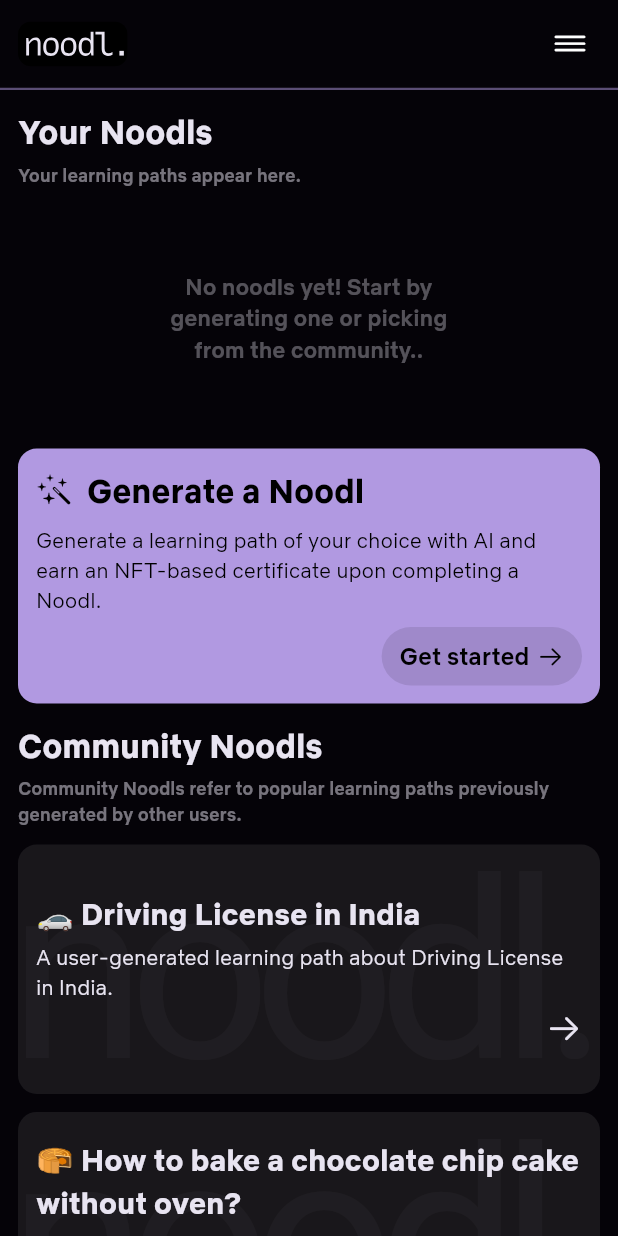
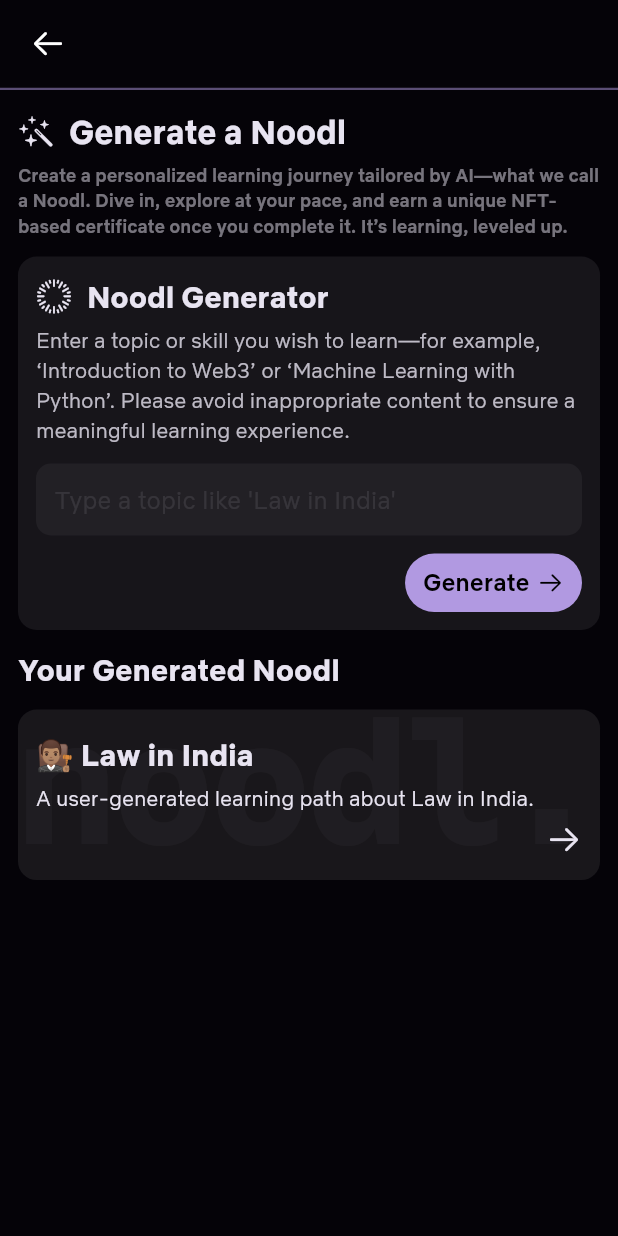
Before and after one commit to AyushDhimann/Noodl, a Flutter app: the screen it shows after launch, after a tap on "Get started", on a phone screen of 412 x 824 dp. Run offline on Flutter 3.47's test engine with Material 3 defaults, Android fonts, the phone set to English and light mode, and no system bars; our stand-ins replace flutter_svg; network calls fail.

Commit message:
generator page

```diff
--- a/src/frontend/lib/main.dart
+++ b/src/frontend/lib/main.dart
@@ -3,6 +3,7 @@ import 'package:flutter/services.dart';
 import 'package:frontend/pages/home.dart';
 import 'package:frontend/pages/home.dart';
 import 'package:frontend/pages/login.dart';
+import 'package:frontend/providers/generate_page_provider.dart';
 import 'package:frontend/test/metamasktest.dart';
 import 'package:frontend/test/metamasktest.dart';
 import 'package:frontend/pages/quiz.dart';
@@ -26,6 +27,7 @@ class MyApp extends StatelessWidget {
     return MultiProvider(
       providers: [
         ChangeNotifierProvider(create: (context) => QuizPageProvider(),),
+        ChangeNotifierProvider(create: (context) => GeneratePageProvider(),),
         // ChangeNotifierProvider(create: (context) => MetaMaskProvider(),)
       ],
       child: MaterialApp(
--- /dev/null
+++ b/src/frontend/lib/pages/generate.dart
@@ -0,0 +1,122 @@
+import 'dart:convert';
+
+import 'package:flutter/cupertino.dart';
+import 'package:flutter/material.dart';
+import 'package:frontend/test/test_data.dart' as testData;
+import 'package:frontend/widgets/generate/logs_display.dart';
+import 'package:frontend/providers/generate_page_provider.dart';
+import 'package:frontend/services/services.dart';
+import 'package:frontend/widgets/common/topbar.dart';
+import 'package:frontend/constants/colors.dart' as appColors;
+import 'package:frontend/widgets/generate/noodle_generator_widget.dart';
+import 'package:frontend/widgets/generate/starting_generation.dart';
+import 'package:frontend/widgets/home/noodl_button.dart';
+import 'package:provider/provider.dart';
+
+class GenerateNoodlPage extends StatelessWidget {
+  const GenerateNoodlPage({super.key});
+
+  @override
+  Widget build(BuildContext context) {
+    EdgeInsets dp = MediaQuery.of(context).padding;
+    Size size = MediaQuery.of(context).size;
+    return GestureDetector(
+      onTap: ()=>FocusScope.of(context).unfocus(),
+      child: Scaffold(
+        backgroundColor: appColors.bgColor,
+        body: Consumer<GeneratePageProvider>(
+          builder: (context, provider, child) =>
+          Stack(
+            children: [
+              Padding(
+                padding: EdgeInsetsGeometry.symmetric(horizontal: 12),
+                child: SingleChildScrollView(
+                  physics: BouncingScrollPhysics(),
+                  child: Column(
+                    crossAxisAlignment: CrossAxisAlignment.center,
+                    children: [
+                      SizedBox(height: dp.top + 60+12,),
+                      Row(
+                        mainAxisAlignment: MainAxisAlignment.start,
+                        children: [
+                          Icon(
+                            CupertinoIcons.wand_stars,
+                            color: appColors.white,
+                          ),
+                          SizedBox(width: 10,),
+                          Text(
+                            'Generate a Noodl',
+                            style: TextStyle(
+                              fontFamily: 'NSansB',
+                              fontSize: 22,
+                              color: appColors.white
+                            ),
+                          ),
+                        ],
+                      ),
+                      SizedBox(height: 5,),
+                      Text(
+                        "Create a personalized learning journey tailored by AI—what we call a Noodl. Dive in, explore at your pace, and earn a unique NFT-based certificate once you complete it. It’s learning, leveled up.",
+                        style: TextStyle(
+                          color: appColors.white.withOpacity(0.5),
+                          fontFamily: 'NSansM',
+                          fontSize: 12
+                        ),
+                      ),
+                      SizedBox(height: 12,),
+                      NoodleGeneratorWidget(),
+                      SizedBox(height: 12,),
+                      provider.generatingTaskID != null
+                        ? StreamBuilder(
+                            stream: Stream.periodic(const Duration(seconds: 2))
+                                .asyncMap((_) => APIservice.generatingNoodlProgress(
+                                      taskID: provider.generatingTaskID!,
+                                    )),
+                                builder: (context, snapshot) {
+                                  provider.logsDisplayScrollToBottom();
+                                  if (snapshot.connectionState == ConnectionState.waiting && !snapshot.hasData) {
+                                    return const CupertinoActivityIndicator();
+                                  } else if (snapshot.hasError) {
+                                    return Text('Error: ${snapshot.error}');
+                                  } else if (snapshot.hasData) {
+                                    // return Text(snapshot.data['progress'].toString());
+                                  return LogsDisplay(items: snapshot.data['progress']);
+                                  }
+                                  return const Text('No data yet');
+
+                                },
+                              )
+                            : const SizedBox.shrink(),
+                            // StartingGenerationWidget()
+                      // LogsDisplay(items: testData.logdisplaytestdata)
+                      Align(
+                        alignment: Alignment.centerLeft,
+                        child: Text(
+                              'Your Generated Noodl',
+                              style: TextStyle(
+                                fontFamily: 'NSansB',
+                                fontSize: 20,
+                                color: appColors.white
+                              ),
+                            ),
+                      ),
+                      SizedBox(height: 12,),
+                      NoodlButton(
+                        title: '👨🏽‍⚖️ Law in India',
+                        description: "A user-generated learning path about Law in India.",
+                      ),
+                    ],
+                  ),
+                ),
+              ),
+              Topbar(
+                leftIcon: CupertinoIcons.arrow_left,
+                leftOnTap: () => Navigator.of(context).pop(),
+              )
+            ],
+          ),
+        ),
+      ),
+    );
+  }
+}
--- a/src/frontend/lib/pages/home.dart
+++ b/src/frontend/lib/pages/home.dart
@@ -1,3 +1,4 @@
+import 'package:flutter/cupertino.dart';
 import 'package:flutter/material.dart';
 import 'package:frontend/constants/colors.dart' as appColors;
 import 'package:frontend/services/services.dart';
@@ -68,7 +69,12 @@ class HomePage extends StatelessWidget {
               ],
             ),
           ),
-          Topbar()
+          Topbar(
+            rightIcon: CupertinoIcons.line_horizontal_3,
+            rightOnTap: () {
+
+            },
+          )
         ],
       ),
     );
--- a/src/frontend/lib/widgets/common/topbar.dart
+++ b/src/frontend/lib/widgets/common/topbar.dart
@@ -4,7 +4,12 @@ import 'package:flutter_svg/flutter_svg.dart';
 import 'package:frontend/constants/colors.dart' as appColors;
 
 class Topbar extends StatelessWidget {
-  const Topbar({super.key});
+  final IconData? leftIcon;
+  final VoidCallback? leftOnTap;
+  final IconData? rightIcon;
+  final VoidCallback? rightOnTap;
+
+  const Topbar({super.key, this.leftIcon, this.leftOnTap, this.rightIcon, this.rightOnTap});
 
   @override
   Widget build(BuildContext context) {
@@ -20,18 +25,39 @@ class Topbar extends StatelessWidget {
         crossAxisAlignment: CrossAxisAlignment.center,
         mainAxisAlignment: MainAxisAlignment.spaceBetween,
         children: [
-          SvgPicture.asset('assets/images/noodl_alt.svg', height: 30,),
-          InkWell(
-            splashColor: appColors.white.withOpacity(0.75),
-            borderRadius: BorderRadius.all(Radius.circular(20)),
-            onTap: () {},
-            child: SizedBox(
-              width: 40,
-              height: 40,
-              child: Icon(CupertinoIcons.line_horizontal_3))
+          leftIcon==null?
+            SvgPicture.asset('assets/images/noodl_alt.svg', height: 30,)
+            : TopbarButton(
+              icon: leftIcon,
+              onTap: leftOnTap,
+            ),
+
+          TopbarButton(
+            icon: rightIcon,
+            onTap: rightOnTap,
           )
         ],
       ),
     );
   }
 }
+
+class TopbarButton extends StatelessWidget {
+  final IconData? icon;
+  final VoidCallback? onTap;
+  const TopbarButton({super.key, this.icon, this.onTap});
+
+  @override
+  Widget build(BuildContext context) {
+    return InkWell(
+      splashColor: appColors.white.withOpacity(0.85),
+      borderRadius: BorderRadius.all(Radius.circular(20)),
+      onTap: onTap,
+      child: SizedBox(
+        width: 40,
+        height: 40,
+        child: Icon(icon)
+      )
+    );
+  }
+}
--- /dev/null
+++ b/src/frontend/lib/widgets/generate/generate_button.dart
@@ -0,0 +1,46 @@
+import 'package:flutter/cupertino.dart';
+import 'package:flutter/material.dart';
+import 'package:frontend/constants/colors.dart' as appColors;
+
+class GenerateButton extends StatelessWidget {
+  final VoidCallback? onTap;
+  const GenerateButton({super.key, this.onTap});
+
+  @override
+  Widget build(BuildContext context) {
+    return Align(
+      alignment: Alignment.centerRight,
+      child: Material(
+        borderRadius: BorderRadius.all(Radius.circular(100)),
+        color: appColors.primary.withOpacity(1),
+        child: InkWell(
+          borderRadius: BorderRadius.all(Radius.circular(100)),
+          splashColor: appColors.white.withOpacity(0.5),
+          onTap: onTap,
+          child: Container(
+            padding: EdgeInsets.symmetric(horizontal: 12, vertical: 8),
+            child: Row(
+              mainAxisSize: MainAxisSize.min,
+              children: [
+                Text(
+                  'Generate',
+                  style: TextStyle(
+                    fontFamily: 'NSansM',
+                    fontSize: 16,
+                    color: appColors.black
+                  ),
+                ),
+                SizedBox(width: 5,),
+                Icon(
+                  CupertinoIcons.arrow_right,
+                  color: appColors.black,
+                  size: 18,
+                )
+              ],
+            ),
+          ),
+        ),
+      ),
+    );
+  }
+}
--- /dev/null
+++ b/src/frontend/lib/widgets/generate/generator_textfeild.dart
@@ -0,0 +1,34 @@
+import 'package:flutter/material.dart';
+import 'package:frontend/constants/colors.dart' as appColors;
+
+class GeneratorTextfeild extends StatelessWidget {
+  const GeneratorTextfeild({super.key});
+
+  @override
+  Widget build(BuildContext context) {
+    return SizedBox(
+      width: double.infinity,
+      child: Container(
+        padding: EdgeInsets.symmetric(horizontal: 12),
+        decoration: BoxDecoration(
+          color: appColors.white.withOpacity(0.05),
+          borderRadius: BorderRadius.all(Radius.circular(10))
+        ),
+        child: TextField(
+          style: TextStyle(
+            color: appColors.white,
+            fontFamily: 'NSansB'
+          ),
+          decoration: InputDecoration(
+          border: InputBorder.none,
+          hintText: "Type a topic like 'Law in India'",
+          hintStyle: TextStyle(
+            color: appColors.white.withOpacity(0.1),
+            fontFamily: 'NSansL'
+          )
+          ),
+        ),
+      ),
+    );
+  }
+}
--- /dev/null
+++ b/src/frontend/lib/widgets/generate/noodle_generator_widget.dart
@@ -0,0 +1,75 @@
+import 'package:flutter/cupertino.dart';
+import 'package:flutter/material.dart';
+import 'package:frontend/constants/colors.dart' as appColors;
+import 'package:frontend/providers/generate_page_provider.dart';
+import 'package:frontend/services/services.dart';
+import 'package:frontend/widgets/generate/generate_button.dart';
+import 'package:frontend/widgets/generate/generator_textfeild.dart';
+import 'package:provider/provider.dart';
+
+class NoodleGeneratorWidget extends StatelessWidget {
+  const NoodleGeneratorWidget({super.key});
+
+  @override
+  Widget build(BuildContext context) {
+    return Consumer<GeneratePageProvider>(
+      builder: (context, provider, child) =>
+      Container(
+        width: double.infinity,
+        padding: EdgeInsets.all(12),
+        decoration: BoxDecoration(
+          color: appColors.white.withOpacity(0.08),
+          borderRadius: BorderRadius.all(Radius.circular(12.5))
+        ),
+        child: Column(
+          mainAxisSize: MainAxisSize.min,
+          children: [
+            Row(
+              mainAxisAlignment: MainAxisAlignment.start,
+              children: [
+                Icon(
+                  CupertinoIcons.timelapse,
+                  color: appColors.white,
+                ),
+                SizedBox(width: 10,),
+                Text(
+                  'Noodl Generator',
+                  style: TextStyle(
+                    fontFamily: 'NSansB',
+                    fontSize: 20,
+                    color: appColors.white
+                  ),
+                ),
+              ],
+            ),
+            SizedBox(height: 5,),
+            Text(
+              'Enter a topic or skill you wish to learn—for example, ‘Introduction to Web3’ or ‘Machine Learning with Python’. Please avoid inappropriate content to ensure a meaningful learning experience.',
+              style: TextStyle(
+                fontFamily: 'NSansL',
+                color: appColors.white.withOpacity(0.8),
+                fontSize: 14
+              ),
+            ),
+            SizedBox(height: 12,),
+            GeneratorTextfeild(),
+            SizedBox(height: 12,),
+            GenerateButton(
+              onTap: () async{
+                dynamic response = await APIservice.generateNoodle(
+                  prompt: "Law in India",
+                  user_wallet_id: "heh123h813h18hd9u19jssj91"
+                );
+                response['message'] != 'E'?
+                  provider.setGeneratingTaskID(response['task_id'])
+                    :null;
+                print(provider.generatingTaskID);
+
+              },
+            )
+          ],
+        ),
+      ),
+    );
+  }
+}
--- a/src/frontend/lib/widgets/home/generate_noodl_button.dart
+++ b/src/frontend/lib/widgets/home/generate_noodl_button.dart
@@ -1,6 +1,7 @@
 import 'package:flutter/cupertino.dart';
 import 'package:flutter/material.dart';
 import 'package:frontend/constants/colors.dart' as appColors;
+import 'package:frontend/pages/generate.dart';
 
 class GenerateNoodlButton extends StatelessWidget {
   const GenerateNoodlButton({super.key});
@@ -53,8 +54,7 @@ class GenerateNoodlButton extends StatelessWidget {
               child: InkWell(
                 borderRadius: BorderRadius.all(Radius.circular(100)),
                 splashColor: appColors.white.withOpacity(0.5),
-                onTap: () {
-                },
+                onTap: () => Navigator.of(context).push(MaterialPageRoute(builder: (context) => GenerateNoodlPage(),)),
                 child: Container(
                   padding: EdgeInsets.symmetric(horizontal: 12, vertical: 8),
                   child: Row(
```
Also changed, not shown: src/frontend/lib/providers/generate_page_provider.dart (added, +27 -0 lines), src/frontend/lib/services/services.dart (+37 -0 lines), src/frontend/lib/widgets/generate/logs_display.dart (added, +92 -0 lines), src/frontend/lib/widgets/generate/starting_generation.dart (added, +35 -0 lines), src/frontend/pubspec.yaml (+6 -3 lines), src/frontend/assets/fonts/Monolisa/MonoLisa-LightItalic.ttf (added), src/frontend/assets/fonts/Monolisa/MonoLisa-RegularItalic.ttf (added), 3 other files.
